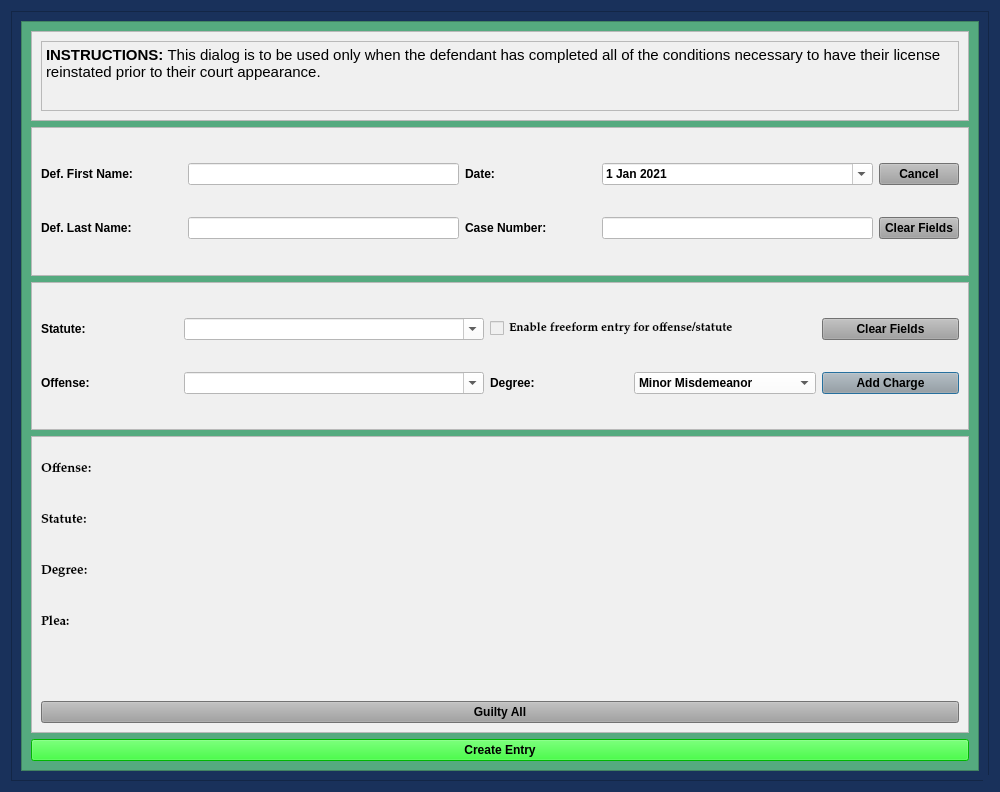
HunterProgram22/MuniEntry, file views/ui/LeapPleaShortDialog.ui: the form before one commit.
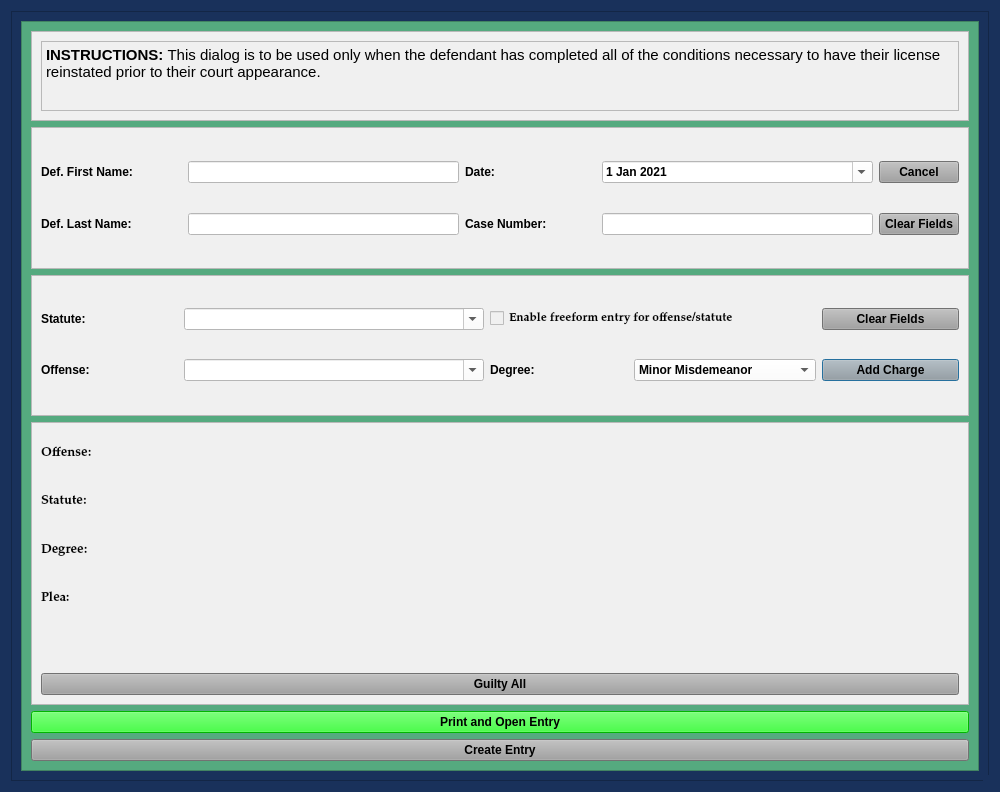
The form after the commit.

Commit message: Added quick print to all dialogs and page numbers to templates.

Diff of the .ui file:
```diff
--- a/views/ui/LeapPleaShortDialog.ui
+++ b/views/ui/LeapPleaShortDialog.ui
@@ -177,11 +177,11 @@
           <rect>
            <x>0</x>
            <y>0</y>
-           <width>960</width>
-           <height>752</height>
+           <width>956</width>
+           <height>748</height>
           </rect>
          </property>
-         <layout class="QGridLayout" name="gridLayout_5" rowstretch="1,2,2,4,1">
+         <layout class="QGridLayout" name="gridLayout_5" rowstretch="1,2,2,4,1,0">
           <item row="3" column="0">
            <widget class="QFrame" name="frame_6">
             <property name="styleSheet">
@@ -288,19 +288,6 @@
             </layout>
            </widget>
           </item>
-          <item row="4" column="0">
-           <widget class="QPushButton" name="create_entry_Button">
-            <property name="styleSheet">
-             <string notr="true">background-color: rgb(0, 255, 0);</string>
-            </property>
-            <property name="text">
-             <string>Create Entry</string>
-            </property>
-            <property name="autoDefault">
-             <bool>false</bool>
-            </property>
-           </widget>
-          </item>
           <item row="2" column="0">
            <widget class="QFrame" name="frame">
             <property name="styleSheet">
@@ -463,6 +450,19 @@
             </layout>
            </widget>
           </item>
+          <item row="5" column="0">
+           <widget class="QPushButton" name="create_entry_Button">
+            <property name="styleSheet">
+             <string notr="true">background-color: rgb(160, 160, 160);</string>
+            </property>
+            <property name="text">
+             <string>Create Entry</string>
+            </property>
+            <property name="autoDefault">
+             <bool>false</bool>
+            </property>
+           </widget>
+          </item>
           <item row="0" column="0">
            <widget class="QFrame" name="frame_2">
             <property name="styleSheet">
@@ -642,6 +642,16 @@
             </layout>
            </widget>
           </item>
+          <item row="4" column="0">
+           <widget class="QPushButton" name="print_entry_Button">
+            <property name="styleSheet">
+             <string notr="true">background-color: rgb(0, 255, 0);</string>
+            </property>
+            <property name="text">
+             <string>Print and Open Entry</string>
+            </property>
+           </widget>
+          </item>
          </layout>
         </widget>
        </widget>
```
The commit also changes 23 other files.
